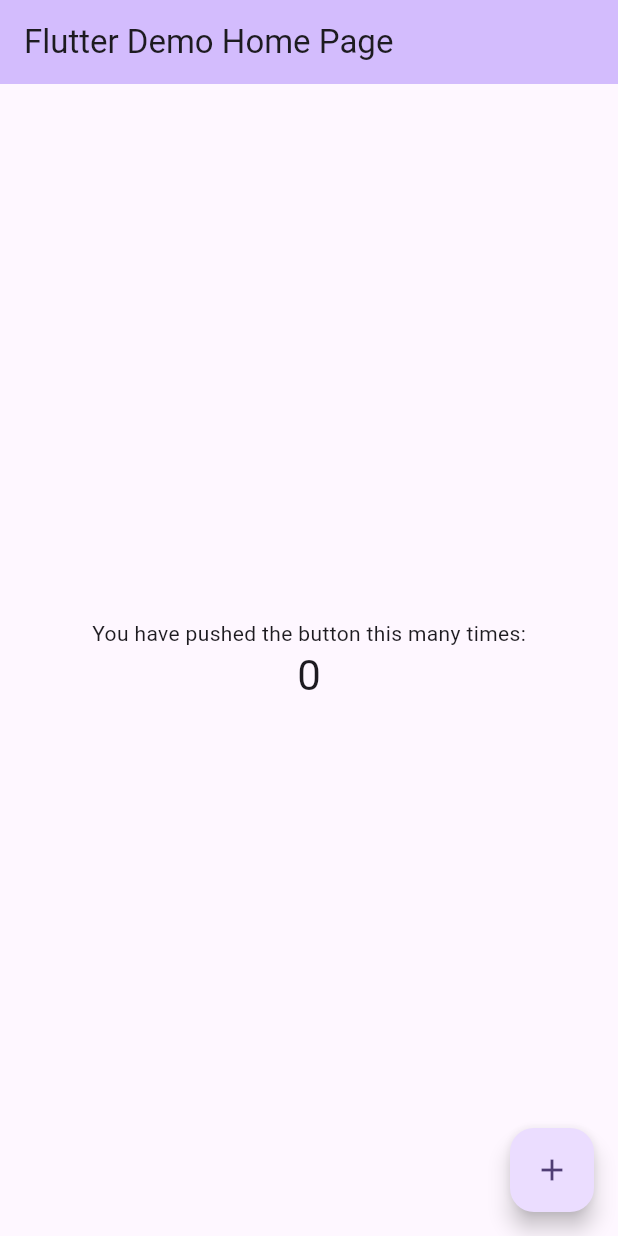
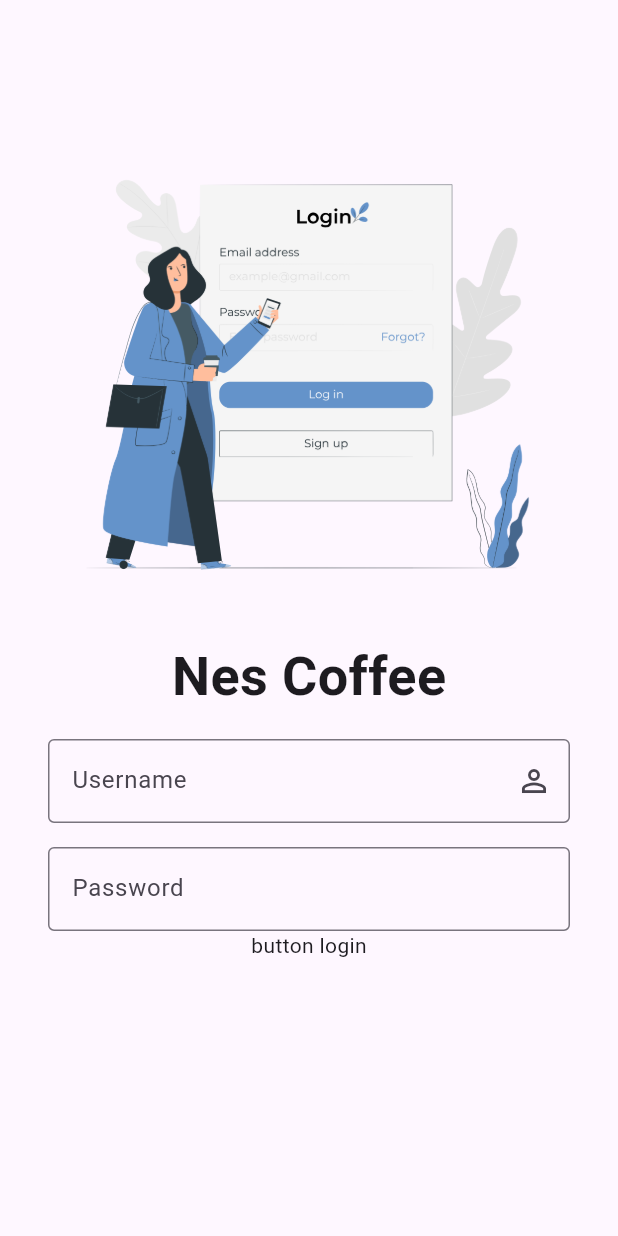
Before and after one commit to nescoffee-create/nesday1, a Flutter app: the screen it shows after launch, on a phone screen of 412 x 824 dp. Run offline on Flutter 3.47's test engine with Material 3 defaults, Android fonts, the phone set to English and light mode, and no system bars; our stand-ins replace get.

Commit message:
finish29june

```diff
--- /dev/null
+++ b/lib/cores/app_constant.dart
@@ -0,0 +1,14 @@
+import 'package:flutter/material.dart';
+
+class AppConstant {
+  static String appName = 'Nes Coffee';
+  static TextStyle h1Style() {
+    return TextStyle(fontSize: 48, fontWeight: .bold);
+  }
+  static TextStyle h2Style() {
+    return TextStyle(fontSize: 36, fontWeight: .w700);
+  }
+  static TextStyle h3Style() {
+    return TextStyle(fontSize: 16, fontWeight: .normal);
+  }
+}
--- a/lib/main.dart
+++ b/lib/main.dart
@@ -1,122 +1,19 @@
 import 'package:flutter/material.dart';
+import 'package:get/get.dart';
+import 'package:nesday1/states/login_page.dart';
 
-void main() {
-  runApp(const MyApp());
+
+void main(){
+
+  runApp(MyApp());
 }
+
 
 class MyApp extends StatelessWidget {
   const MyApp({super.key});
 
-  // This widget is the root of your application.
   @override
   Widget build(BuildContext context) {
-    return MaterialApp(
-      title: 'Flutter Demo',
-      theme: ThemeData(
-        // This is the theme of your application.
-        //
-        // TRY THIS: Try running your application with "flutter run". You'll see
-        // the application has a purple toolbar. Then, without quitting the app,
-        // try changing the seedColor in the colorScheme below to Colors.green
-        // and then invoke "hot reload" (save your changes or press the "hot
-        // reload" button in a Flutter-supported IDE, or press "r" if you used
-        // the command line to start the app).
-        //
-        // Notice that the counter didn't reset back to zero; the application
-        // state is not lost during the reload. To reset the state, use hot
-        // restart instead.
-        //
-        // This works for code too, not just values: Most code changes can be
-        // tested with just a hot reload.
-        colorScheme: .fromSeed(seedColor: Colors.deepPurple),
-      ),
-      home: const MyHomePage(title: 'Flutter Demo Home Page'),
-    );
+    return GetMaterialApp(home: LoginPage(),);
   }
 }
-
-class MyHomePage extends StatefulWidget {
-  const MyHomePage({super.key, required this.title});
-
-  // This widget is the home page of your application. It is stateful, meaning
-  // that it has a State object (defined below) that contains fields that affect
-  // how it looks.
-
-  // This class is the configuration for the state. It holds the values (in this
-  // case the title) provided by the parent (in this case the App widget) and
-  // used by the build method of the State. Fields in a Widget subclass are
-  // always marked "final".
-
-  final String title;
-
-  @override
-  State<MyHomePage> createState() => _MyHomePageState();
-}
-
-class _MyHomePageState extends State<MyHomePage> {
-  int _counter = 0;
-
-  void _incrementCounter() {
-    setState(() {
-      // This call to setState tells the Flutter framework that something has
-      // changed in this State, which causes it to rerun the build method below
-      // so that the display can reflect the updated values. If we changed
-      // _counter without calling setState(), then the build method would not be
-      // called again, and so nothing would appear to happen.
-      _counter++;
-    });
-  }
-
-  @override
-  Widget build(BuildContext context) {
-    // This method is rerun every time setState is called, for instance as done
-    // by the _incrementCounter method above.
-    //
-    // The Flutter framework has been optimized to make rerunning build methods
-    // fast, so that you can just rebuild anything that needs updating rather
-    // than having to individually change instances of widgets.
-    return Scaffold(
-      appBar: AppBar(
-        // TRY THIS: Try changing the color here to a specific color (to
-        // Colors.amber, perhaps?) and trigger a hot reload to see the AppBar
-        // change color while the other colors stay the same.
-        backgroundColor: Theme.of(context).colorScheme.inversePrimary,
-        // Here we take the value from the MyHomePage object that was created by
-        // the App.build method, and use it to set our appbar title.
-        title: Text(widget.title),
-      ),
-      body: Center(
-        // Center is a layout widget. It takes a single child and positions it
-        // in the middle of the parent.
-        child: Column(
-          // Column is also a layout widget. It takes a list of children and
-          // arranges them vertically. By default, it sizes itself to fit its
-          // children horizontally, and tries to be as tall as its parent.
-          //
-          // Column has various properties to control how it sizes itself and
-          // how it positions its children. Here we use mainAxisAlignment to
-          // center the children vertically; the main axis here is the vertical
-          // axis because Columns are vertical (the cross axis would be
-          // horizontal).
-          //
-          // TRY THIS: Invoke "debug painting" (choose the "Toggle Debug Paint"
-          // action in the IDE, or press "p" in the console), to see the
-          // wireframe for each widget.
-          mainAxisAlignment: .center,
-          children: [
-            const Text('You have pushed the button this many times:'),
-            Text(
-              '$_counter',
-              style: Theme.of(context).textTheme.headlineMedium,
-            ),
-          ],
-        ),
-      ),
-      floatingActionButton: FloatingActionButton(
-        onPressed: _incrementCounter,
-        tooltip: 'Increment',
-        child: const Icon(Icons.add),
-      ),
-    );
-  }
-}
--- /dev/null
+++ b/lib/states/login_page.dart
@@ -0,0 +1,51 @@
+import 'package:flutter/material.dart';
+import 'package:get/get.dart';
+import 'package:nesday1/cores/app_constant.dart';
+import 'package:nesday1/widgets/form_wiget.dart';
+import 'package:nesday1/widgets/image_wiget.dart';
+
+class LoginPage extends StatelessWidget {
+  const LoginPage({super.key});
+
+  @override
+  Widget build(BuildContext context) {
+    return Scaffold(
+      body: SafeArea(
+        child: ListView(
+          children: [
+            Column(
+              children: [
+                SizedBox(height: 80),
+
+                Row(
+                  mainAxisAlignment: MainAxisAlignment.center,
+                  children: [SizedBox(width: Get.width * 0.8, child: ImageWiget())],
+                ),
+
+                SizedBox(height: 16),
+
+                Text(AppConstant.appName, style: AppConstant.h2Style()),
+
+                SizedBox(height: 16),
+
+                Container(margin: EdgeInsets.symmetric(horizontal: 32),
+                  child: Column(
+                    children: [
+                      FormWiget(hint: 'Username', suffixIcon: Icon(Icons.person_outline),),
+
+                      SizedBox(height: 16),
+
+                      FormWiget(hint: 'Password',),
+                    ],
+                  ),
+                ),
+
+                Text('button login'),
+              ],
+            ),
+          ],
+        ),
+      ),
+    );
+  }
+}
--- /dev/null
+++ b/lib/states/main_home.dart
@@ -0,0 +1,10 @@
+import 'package:flutter/material.dart';
+
+class MainHome extends StatelessWidget {
+  const MainHome({super.key});
+
+  @override
+  Widget build(BuildContext context) {
+    return Scaffold();
+  }
+}
--- /dev/null
+++ b/lib/widgets/form_wiget.dart
@@ -0,0 +1,20 @@
+// ignore_for_file: public_member_api_docs, sort_constructors_first
+import 'package:flutter/material.dart';
+
+class FormWiget extends StatelessWidget {
+  const FormWiget({Key? key, this.hint, this.suffixIcon}) : super(key: key);
+
+  final String? hint;
+  final Widget? suffixIcon;
+
+  @override
+  Widget build(BuildContext context) {
+    return TextFormField(
+      decoration: InputDecoration(
+        border: OutlineInputBorder(),
+        hintText: hint,
+        suffixIcon: suffixIcon,
+      ),
+    );
+  }
+}
--- /dev/null
+++ b/lib/widgets/image_wiget.dart
@@ -0,0 +1,10 @@
+import 'package:flutter/material.dart';
+
+class ImageWiget extends StatelessWidget {
+  const ImageWiget({super.key});
+
+  @override
+  Widget build(BuildContext context) {
+    return Image.asset('images/Login.png');
+  }
+}
--- a/pubspec.yaml
+++ b/pubspec.yaml
@@ -34,6 +34,7 @@ dependencies:
   # The following adds the Cupertino Icons font to your application.
   # Use with the CupertinoIcons class for iOS style icons.
   cupertino_icons: ^1.0.8
+  get: ^4.7.3
 
 dev_dependencies:
   flutter_test:
@@ -58,8 +59,8 @@ flutter:
   uses-material-design: true
 
   # To add assets to your application, add an assets section, like this:
-  # assets:
-  #   - images/a_dot_burr.jpeg
+  assets:
+    - images/
   #   - images/a_dot_ham.jpeg
 
   # An image asset can refer to one or more resolution-specific "variants", see
```
Also changed, not shown: images/Login.png (added), pubspec.lock, 4 other files.
